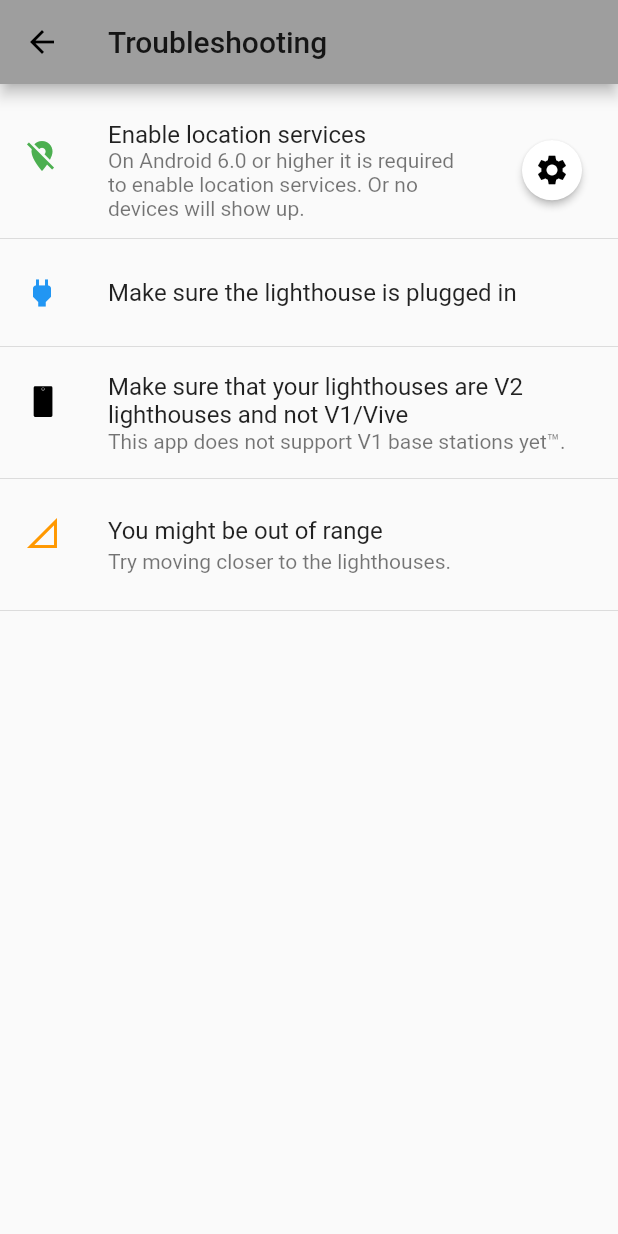
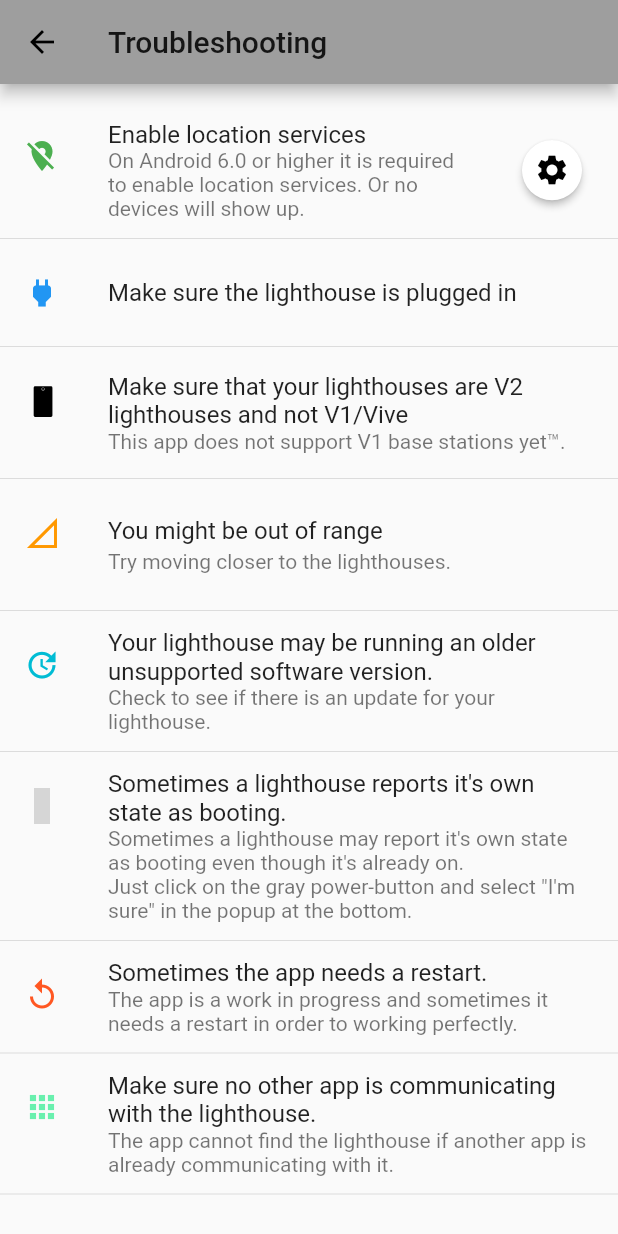
Before and after one commit to jeroen1602/lighthouse_pm, a Flutter app: the TroubleshootingPage screen opened by its route, on a phone screen of 412 x 824 dp. Run offline on Flutter 3.47's test engine with Material 2 defaults, Android fonts, the phone set to English and light mode, and no system bars; our stand-ins replace flutter_blue, flutter_icons, flutter_svg, package_info, permission_handler, rxdart; grey boxes are pictures that could not be loaded.

Commit message:
Added even more troubleshooting items.

```diff
--- a/lib/pages/TroubleshootingPage.dart
+++ b/lib/pages/TroubleshootingPage.dart
@@ -8,6 +8,7 @@ import 'package:lighthouse_pm/dialogs/EnableBluetoothDialogFlow.dart';
 import 'package:lighthouse_pm/dialogs/LocationPermissonDialogFlow.dart';
 import 'package:lighthouse_pm/permissionsHelper/BLEPermissionsHelper.dart';
 import 'package:permission_handler/permission_handler.dart';
+import 'package:flutter_icons/flutter_icons.dart';
 
 const double _TROUBLESHOOTING_SCROLL_PADDING = 20;
 
@@ -47,6 +48,26 @@ class TroubleshootingContentWidget extends StatelessWidget {
           title: Text('You might be out of range'),
           subtitle: Text('Try moving closer to the lighthouses.'),
           leading: Icon(Icons.signal_cellular_null, color: Colors.orange)),
+      Divider(),
+      ListTile(
+          title: Text('Your lighthouse may be running an older unsupported software version.'),
+          subtitle: Text('Check to see if there is an update for your lighthouse.'),
+          leading: Icon(Icons.update, color: Colors.cyan)),
+      Divider(),
+      ListTile(
+          title: Text('Sometimes a lighthouse reports it\'s own state as booting.'),
+          subtitle: Text('Sometimes a lighthouse may report it\'s own state as booting even though it\'s already on.\nJust click on the gray power-button and select "I\'m sure" in the popup at the bottom.'),
+          leading: Icon(MaterialCommunityIcons.ray_start, color: Colors.pink)),
+      Divider(),
+      ListTile(
+          title: Text('Sometimes the app needs a restart.'),
+          subtitle: Text('The app is a work in progress and sometimes it needs a restart in order to working perfectly.'),
+          leading: Icon(Icons.replay, color: Colors.deepOrange)),
+      Divider(),
+      ListTile(
+          title: Text('Make sure no other app is communicating with the lighthouse.'),
+          subtitle: Text('The app cannot find the lighthouse if another app is already communicating with it.'),
+          leading: Icon(Icons.apps, color: Colors.greenAccent)),
       Divider(),
     ];
 
--- a/pubspec.yaml
+++ b/pubspec.yaml
@@ -29,12 +29,14 @@ dependencies:
   package_info: ^0.4.1
   permission_handler: ^5.0.1
   flutter_svg: ^0.18.1
-  url_launcher: ^5.5.0
+  url_launcher: ^5.5.2
+  flutter_icons: ^1.1.0
+
 
 
   # The following adds the Cupertino Icons font to your application.
   # Use with the CupertinoIcons class for iOS style icons.
-  cupertino_icons: ^0.1.3
+  #cupertino_icons: ^0.1.3
 
 dev_dependencies:
   flutter_test:
```
Also changed, not shown: pubspec.lock, 1 other file.
